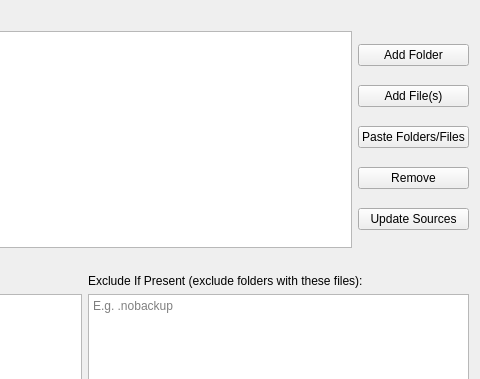
Before: the Qt Designer form src/vorta/assets/UI/sourcetab.ui in borgbase/vorta, drawn with Qt 5; both pictures show x 311 to 791 and y 0 to 379 of the 791 by 497 pixel window.
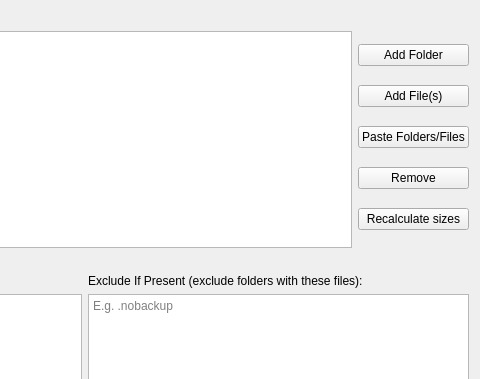
After: the same form once the commit is applied.

Patch:
```diff
--- a/src/vorta/assets/UI/sourcetab.ui
+++ b/src/vorta/assets/UI/sourcetab.ui
@@ -105,7 +105,7 @@
        <item>
         <widget class="QPushButton" name="sourcesUpdate">
          <property name="text">
-          <string>Update Sources</string>
+          <string>Recalculate sizes</string>
          </property>
         </widget>
        </item>
```
